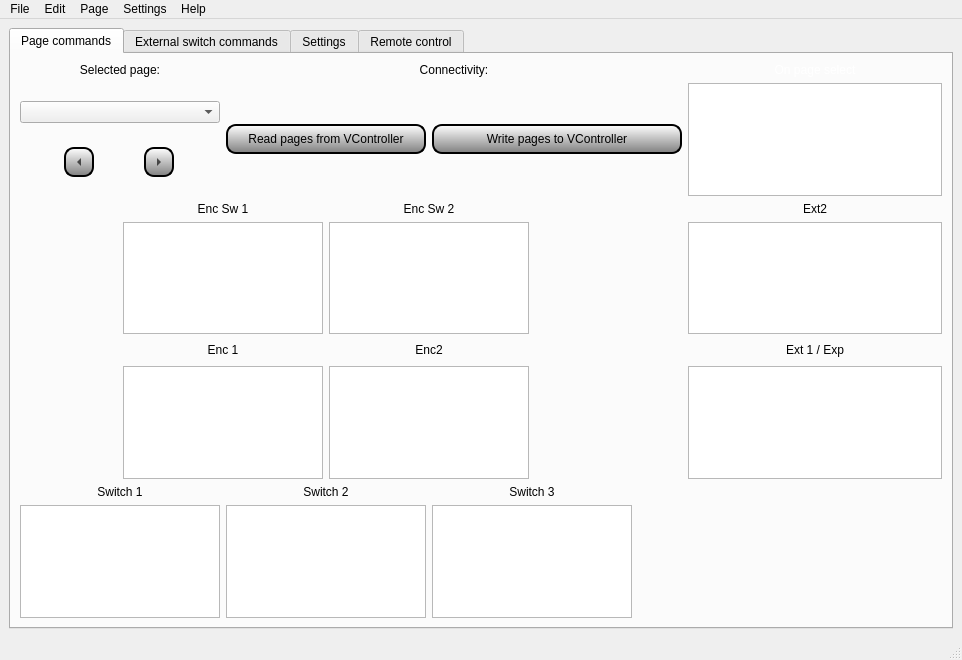
Before: the Qt Designer form Firmware/VC-edit/mainwindow_VC-mini.ui in sixeight7/VController_v3, drawn with Qt 5.
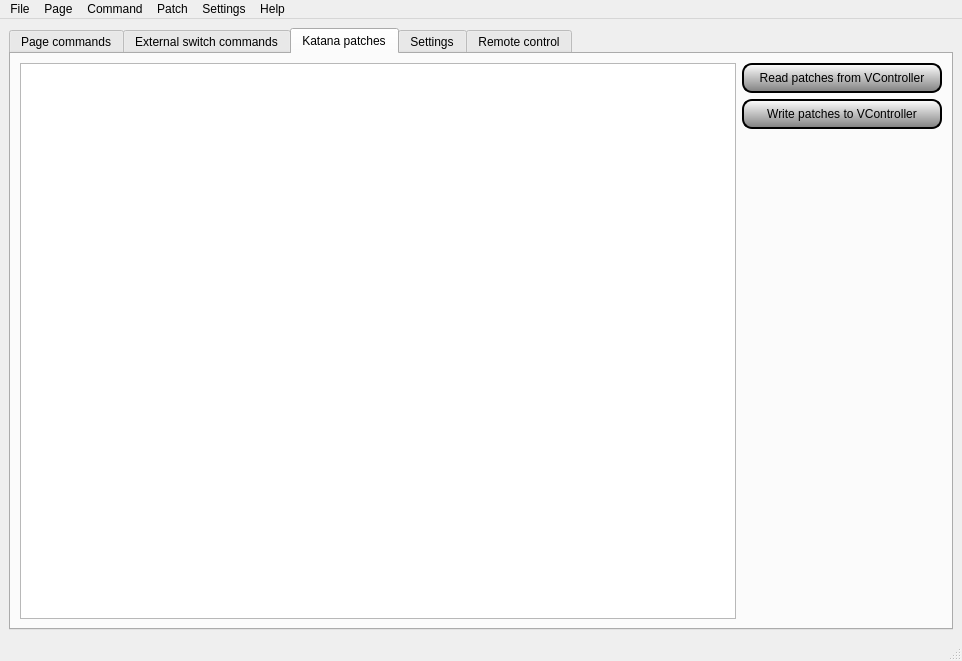
After: the same form once the commit is applied. Custom widgets are drawn as their Qt base class.

Commit message: Release VC-edit v.3.4.0

```diff
--- a/Firmware/VC-edit/mainwindow_VC-mini.ui
+++ b/Firmware/VC-edit/mainwindow_VC-mini.ui
@@ -7,7 +7,7 @@
     <x>0</x>
     <y>0</y>
     <width>962</width>
-    <height>660</height>
+    <height>661</height>
    </rect>
   </property>
   <property name="windowTitle">
@@ -36,7 +36,7 @@
        <string notr="true"/>
       </property>
       <property name="currentIndex">
-       <number>0</number>
+       <number>2</number>
       </property>
       <widget class="QWidget" name="tab">
        <attribute name="title">
@@ -1384,7 +1384,83 @@
         </item>
        </layout>
       </widget>
-      <widget class="QWidget" name="tab_3">
+      <widget class="QWidget" name="tab_KatanaPatches">
+       <property name="enabled">
+        <bool>true</bool>
+       </property>
+       <attribute name="title">
+        <string>Katana patches</string>
+       </attribute>
+       <layout class="QHBoxLayout" name="horizontalLayout_4">
+        <item>
+         <widget class="customListWidget" name="patchListWidget"/>
+        </item>
+        <item>
+         <layout class="QVBoxLayout" name="verticalLayout_7">
+          <item>
+           <widget class="QPushButton" name="readPatchButton">
+            <property name="sizePolicy">
+             <sizepolicy hsizetype="Fixed" vsizetype="Fixed">
+              <horstretch>0</horstretch>
+              <verstretch>0</verstretch>
+             </sizepolicy>
+            </property>
+            <property name="minimumSize">
+             <size>
+              <width>200</width>
+              <height>30</height>
+             </size>
+            </property>
+            <property name="styleSheet">
+             <string notr="true">background-color: qlineargradient(x1: 0, y1: 0, x2: 0, y2: 1, stop: 0 white, stop: 1 grey);
+border-style: solid;
+border-color: black;
+border-width: 2px;
+border-radius: 10px;</string>
+            </property>
+            <property name="text">
+             <string>Read patches from VController</string>
+            </property>
+           </widget>
+          </item>
+          <item>
+           <widget class="QPushButton" name="writePatchButton">
+            <property name="minimumSize">
+             <size>
+              <width>200</width>
+              <height>30</height>
+             </size>
+            </property>
+            <property name="styleSheet">
+             <string notr="true">background-color: qlineargradient(x1: 0, y1: 0, x2: 0, y2: 1, stop: 0 white, stop: 1 grey);
+border-style: solid;
+border-color: black;
+border-width: 2px;
+border-radius: 10px;</string>
+            </property>
+            <property name="text">
+             <string>Write patches to VController</string>
+            </property>
+           </widget>
+          </item>
+          <item>
+           <spacer name="verticalSpacer_3">
+            <property name="orientation">
+             <enum>Qt::Vertical</enum>
+            </property>
+            <property name="sizeHint" stdset="0">
+             <size>
+              <width>20</width>
+              <height>40</height>
+             </size>
+            </property>
+           </spacer>
+          </item>
+         </layout>
+        </item>
+       </layout>
+      </widget>
+      <widget class="QWidget" name="tab_Settings">
        <attribute name="title">
         <string>Settings</string>
        </attribute>
@@ -1773,9 +1849,9 @@
     <addaction name="actionNextPage"/>
     <addaction name="actionPreviousPage"/>
    </widget>
-   <widget class="QMenu" name="menuEdit">
+   <widget class="QMenu" name="menuCommand">
     <property name="title">
-     <string>Edit</string>
+     <string>Command</string>
     </property>
     <addaction name="actionCopyCommand"/>
     <addaction name="actionCutCommand"/>
@@ -1791,9 +1867,20 @@
     <addaction name="actionWebsite"/>
     <addaction name="actionDonate"/>
    </widget>
+   <widget class="QMenu" name="menuPatch">
+    <property name="title">
+     <string>Patch</string>
+    </property>
+    <addaction name="actionCopyPatch"/>
+    <addaction name="actionPastePatch"/>
+    <addaction name="actionRename"/>
+    <addaction name="actionImport"/>
+    <addaction name="actionExport"/>
+   </widget>
    <addaction name="menuFile"/>
-   <addaction name="menuEdit"/>
    <addaction name="menuPage"/>
+   <addaction name="menuCommand"/>
+   <addaction name="menuPatch"/>
    <addaction name="menuSettings"/>
    <addaction name="menuHelp"/>
   </widget>
```
Left out of the diff: 44 changed lines with no effect on the pictures. The commit also changes 89 other files.
